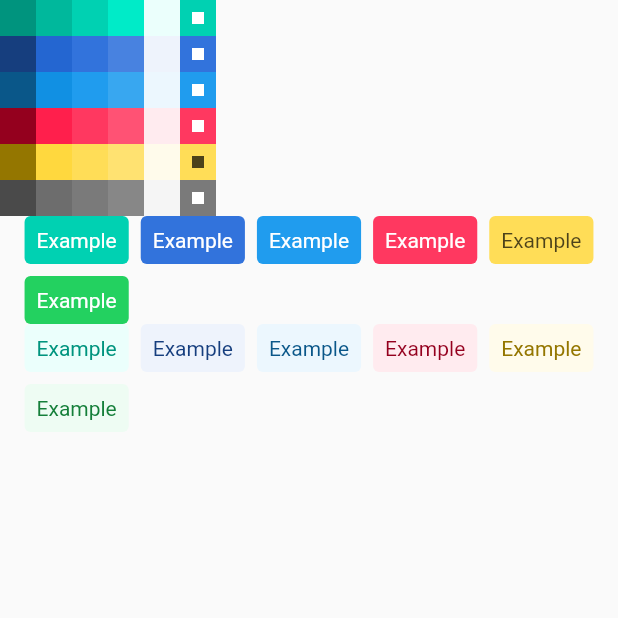
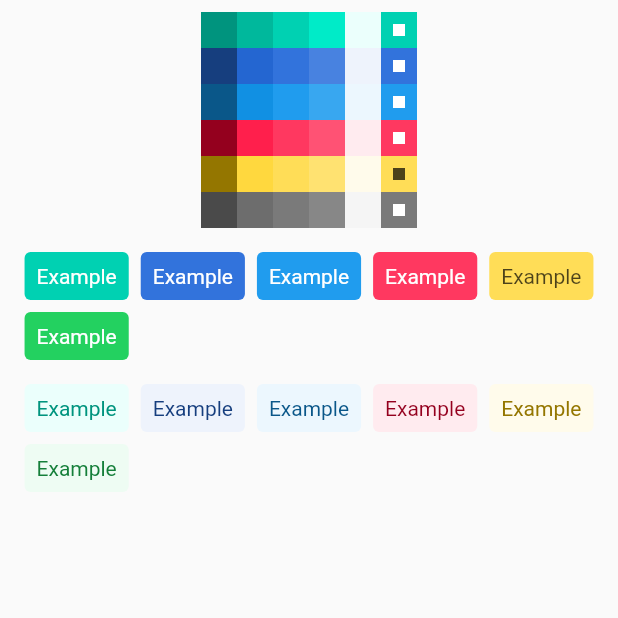
Before and after one commit to aloisdeniel/derived_colors, a Flutter app: the screen it shows after launch, on a phone screen of 412 x 824 dp, the top half of it. Run offline on Flutter 3.47's test engine with Material 2 defaults, Android fonts, the phone set to English and light mode, and no system bars.

```diff
--- a/example/lib/main.dart
+++ b/example/lib/main.dart
@@ -32,13 +32,23 @@ class _ExamplePageState extends State<ExamplePage> {
         child: SafeArea(
           child: Column(
             children: <Widget>[
+              Padding(
+                padding: const EdgeInsets.all(8.0),
+                child: Column(
+                  mainAxisAlignment: MainAxisAlignment.center,
+                  children: <Widget>[
                     Palette(swatch.primary),
                     Palette(swatch.link),
                     Palette(swatch.info),
                     Palette(swatch.danger),
                     Palette(swatch.warning),
                     Palette(swatch.grey),
-              Wrap(
+                  ],
+                ),
+              ),
+              Padding(
+                padding: const EdgeInsets.all(8.0),
+                child: Wrap(
                   spacing: 8.0,
                   runSpacing: 8.0,
                   children: <Widget>[
@@ -50,7 +60,10 @@ class _ExamplePageState extends State<ExamplePage> {
                     Button.regular(color: swatch.success, text: 'Example'),
                   ],
                 ),
-              Wrap(
+              ),
+              Padding(
+                padding: const EdgeInsets.all(8.0),
+                child: Wrap(
                   spacing: 8.0,
                   runSpacing: 8.0,
                   children: <Widget>[
@@ -61,6 +74,7 @@ class _ExamplePageState extends State<ExamplePage> {
                     Button.light(color: swatch.warning, text: 'Example'),
                     Button.light(color: swatch.success, text: 'Example'),
                   ],
+                ),
               ),
             ],
           ),
@@ -78,6 +92,7 @@ class Palette extends StatelessWidget {
   @override
   Widget build(BuildContext context) {
     return Row(
+      mainAxisAlignment: MainAxisAlignment.center,
       children: <Widget>[
         Container(
           width: 24,
--- a/pubspec.yaml
+++ b/pubspec.yaml
@@ -1,6 +1,6 @@
 name: derived_colors
 description: Generate color variants.
-version: 0.0.1
+version: 0.1.0
 homepage: https://github.com/aloisdeniel/derived_colors
 
 environment:
```
Also changed, not shown: logo.png (added), 1 other file. Lines whose indentation alone changed are shown as unchanged.
